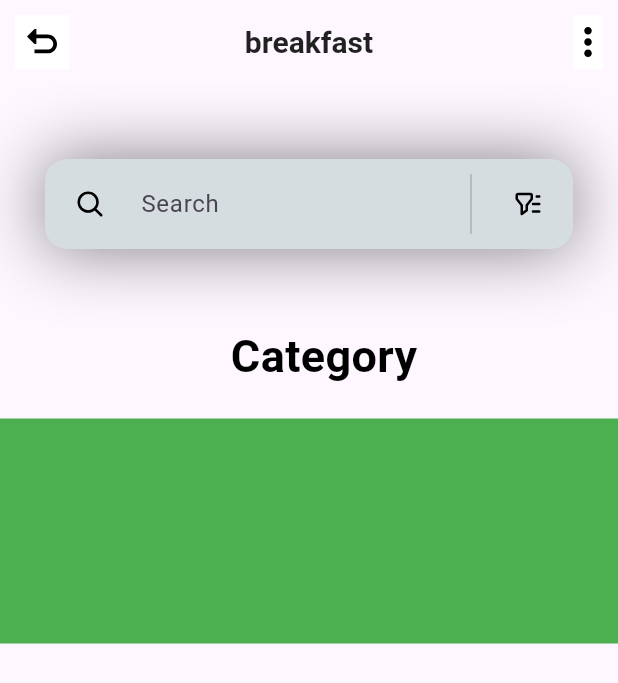
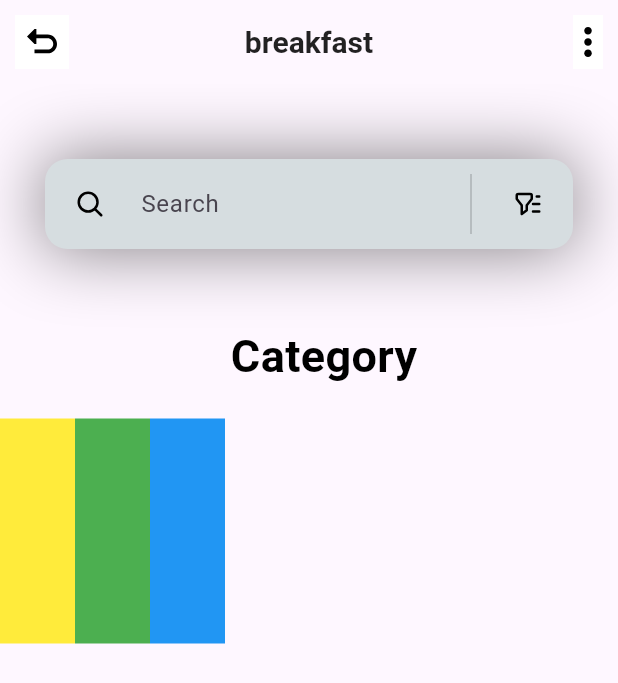
Before and after one commit to Meku2020-ops/learningflutter, a Flutter app: the screen it shows after launch, on a phone screen of 412 x 824 dp. Shown: the top 683 px of the screen. Run offline on Flutter 3.47's test engine with Material 3 defaults, Android fonts, the phone set to English and light mode, and no system bars; our stand-ins replace flutter_svg.

Commit message:
inital commit

```diff
--- a/learningflutter/lib/models/category_model.dart
+++ b/learningflutter/lib/models/category_model.dart
@@ -12,7 +12,7 @@ class CategoryModel {
     required this.boxColor,
     required this.iconPath,
   });
-  List<CategoryModel> getCategories() {
+  static List<CategoryModel> getCategories() {
     categories.add(
       CategoryModel(
         name: 'Hotdog',
--- a/learningflutter/lib/screens/home.dart
+++ b/learningflutter/lib/screens/home.dart
@@ -14,7 +14,15 @@ class HomeScreen extends StatefulWidget {
 class _HomeScreenState extends State<HomeScreen> {
   List<CategoryModel> getCategories2 = [];
   void _getCategories() {
-    getCategories2 = CategoryModel.categories;
+    setState(() {
+      getCategories2 = CategoryModel.getCategories();
+    });
+  }
+
+  @override
+  void initState() {
+    super.initState();
+    _getCategories();
   }
 
   @override
@@ -43,12 +51,19 @@ class _HomeScreenState extends State<HomeScreen> {
             SizedBox(height: 20),
             Container(
               height: 150,
-              color: Colors.green,
+
               child: ListView.builder(
                 scrollDirection: Axis.horizontal,
                 itemCount: getCategories2.length,
                 itemBuilder: (context, index) {
-                  return Container();
+                  return Container(
+                    height: 50,
+                    width: 50,
+
+                    decoration: BoxDecoration(
+                      color: getCategories2[index].boxColor,
+                    ),
+                  );
                 },
               ),
             ),
```
